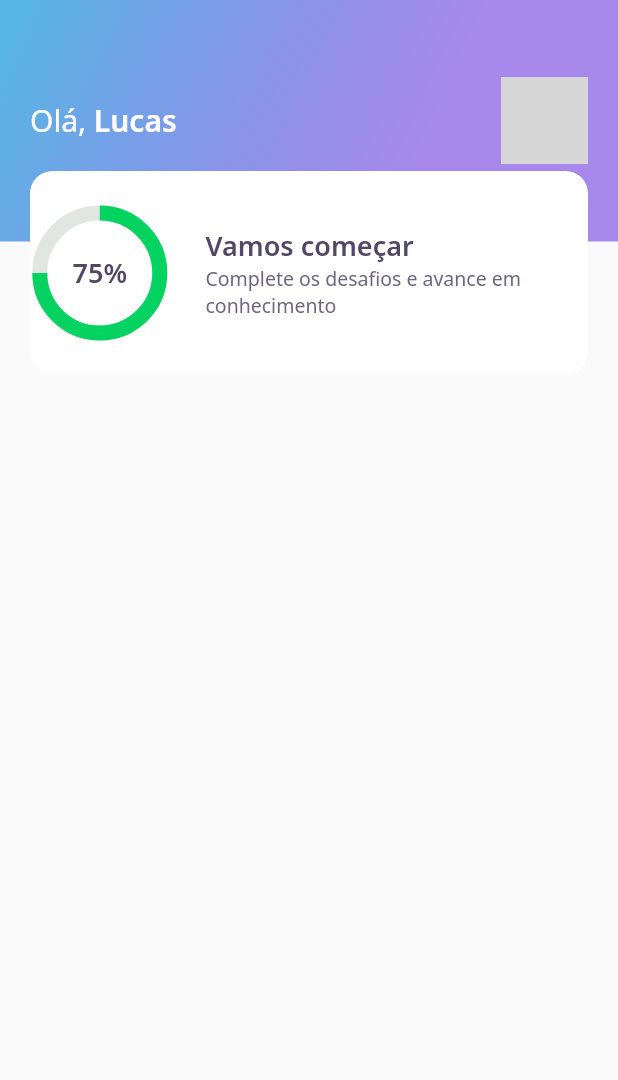
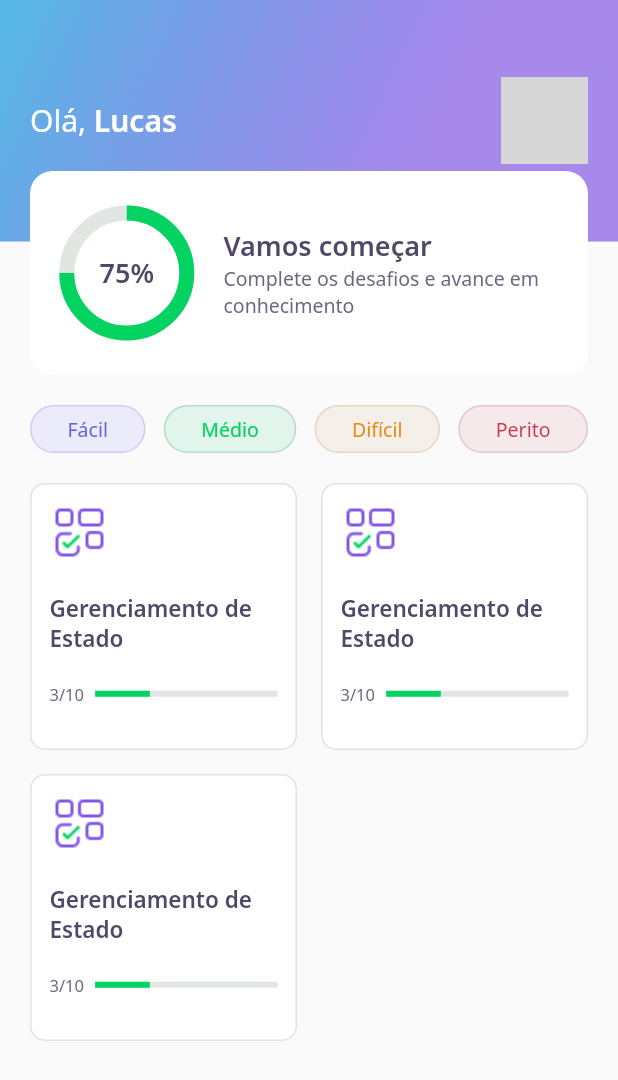
Before and after one commit to fell-lucas/nlw_5_flutter, a Flutter app: the screen it shows after launch, on a phone screen of 412 x 824 dp. Shown: the top 1080 px of the screen. Run offline on Flutter 3.47's test engine with Material 2 defaults, Android fonts, the phone set to English and light mode, and no system bars; our stand-ins replace google_fonts; network calls fail; grey boxes are pictures that could not be loaded.

Commit message:
level button, quiz card

```diff
--- a/lib/home/home_page.dart
+++ b/lib/home/home_page.dart
@@ -1,8 +1,10 @@
 import 'package:flutter/material.dart';
 import 'package:nlw_5_flutter/home/widgets/appbar/app_bar_widget.dart';
+import 'package:nlw_5_flutter/home/widgets/level_button/level_button_widget.dart';
+import 'package:nlw_5_flutter/home/widgets/quiz_card/quiz_card_widget.dart';
 
 class HomePage extends StatefulWidget {
-  HomePage({Key? key}): super(key: key);
+  HomePage({Key? key}) : super(key: key);
 
   @override
   _HomePageState createState() => _HomePageState();
@@ -13,6 +15,36 @@
   Widget build(BuildContext context) {
     return Scaffold(
       appBar: AppBarWidget(),
+      body: Padding(
+        padding: const EdgeInsets.symmetric(horizontal: 20),
+        child: Column(
+          children: [
+            SizedBox(height: 20),
+            Row(
+              mainAxisAlignment: MainAxisAlignment.spaceBetween,
+              children: [
+                LevelButtonWidget(label: "Fácil"),
+                LevelButtonWidget(label: "Médio"),
+                LevelButtonWidget(label: "Difícil"),
+                LevelButtonWidget(label: "Perito"),
+              ],
+            ),
+            SizedBox(height: 20),
+            Expanded(
+              child: GridView.count(
+                crossAxisSpacing: 16,
+                mainAxisSpacing: 16,
+                crossAxisCount: 2,
+                children: [
+                  QuizCardWidget(),
+                  QuizCardWidget(),
+                  QuizCardWidget(),
+                ],
+              ),
+            ),
+          ],
+        ),
+      ),
     );
   }
 }
--- /dev/null
+++ b/lib/home/widgets/level_button/level_button_widget.dart
@@ -0,0 +1,55 @@
+import 'package:flutter/material.dart';
+import 'package:google_fonts/google_fonts.dart';
+import 'package:nlw_5_flutter/core/app_colors.dart';
+import 'package:nlw_5_flutter/core/core.dart';
+
+class LevelButtonWidget extends StatelessWidget {
+  final String label;
+
+  LevelButtonWidget({
+    Key? key,
+    required this.label,
+  })   : assert(['Fácil', 'Médio', 'Difícil', 'Perito'].contains(label)),
+        super(key: key);
+
+  final config = {
+    "Fácil": {
+      "color": AppColors.levelButtonFacil,
+      "borderColor": AppColors.levelButtonBorderFacil,
+      "fontColor": AppColors.levelButtonTextFacil,
+    },
+    "Médio": {
+      "color": AppColors.levelButtonMedio,
+      "borderColor": AppColors.levelButtonBorderMedio,
+      "fontColor": AppColors.levelButtonTextMedio,
+    },
+    "Difícil": {
+      "color": AppColors.levelButtonDificil,
+      "borderColor": AppColors.levelButtonBorderDificil,
+      "fontColor": AppColors.levelButtonTextDificil,
+    },
+    "Perito": {
+      "color": AppColors.levelButtonPerito,
+      "borderColor": AppColors.levelButtonBorderPerito,
+      "fontColor": AppColors.levelButtonTextPerito,
+    },
+  };
+
+  Color get color => config[label]!["color"]!;
+  Color get borderColor => config[label]!["borderColor"]!;
+  Color get fontColor => config[label]!["fontColor"]!;
+
+  @override
+  Widget build(BuildContext context) {
+    return Container(
+        decoration: BoxDecoration(
+            color: color,
+            border: Border.fromBorderSide(BorderSide(color: borderColor)),
+            borderRadius: BorderRadius.circular(28)),
+        child: Padding(
+          padding: const EdgeInsets.symmetric(horizontal: 24, vertical: 6),
+          child: Text(label,
+              style: GoogleFonts.notoSans(color: fontColor, fontSize: 13)),
+        ));
+  }
+}
--- /dev/null
+++ b/lib/home/widgets/quiz_card/quiz_card_widget.dart
@@ -0,0 +1,48 @@
+import 'package:flutter/material.dart';
+import 'package:nlw_5_flutter/core/app_colors.dart';
+import 'package:nlw_5_flutter/core/core.dart';
+
+class QuizCardWidget extends StatelessWidget {
+  const QuizCardWidget({Key? key}) : super(key: key);
+
+  @override
+  Widget build(BuildContext context) {
+    return Container(
+      padding: EdgeInsets.all(12),
+      decoration: BoxDecoration(
+        border: Border.fromBorderSide(BorderSide(color: AppColors.border)),
+        color: AppColors.white,
+        borderRadius: BorderRadius.circular(10),
+      ),
+      child: Column(
+        crossAxisAlignment: CrossAxisAlignment.start,
+        children: [
+          Container(
+            height: 40,
+            width: 40,
+            child: Image.asset(AppImages.blocks),
+          ),
+          SizedBox(height: 20),
+          Text("Gerenciamento de Estado", style: AppTextStyles.heading15),
+          SizedBox(height: 20),
+          Row(children: [
+            Expanded(
+              flex: 1,
+              child: Text("3/10", style: AppTextStyles.body11),
+            ),
+            Expanded(
+              flex: 4,
+              child: LinearProgressIndicator(
+                value: 0.3,
+                backgroundColor: AppColors.chartSecondary,
+                valueColor: AlwaysStoppedAnimation<Color>(
+                  AppColors.chartPrimary,
+                ),
+              ),
+            ),
+          ])
+        ],
+      ),
+    );
+  }
+}
--- a/lib/home/widgets/score_card/score_card_widget.dart
+++ b/lib/home/widgets/score_card/score_card_widget.dart
@@ -16,6 +16,8 @@
           color: AppColors.white,
           borderRadius: BorderRadius.circular(15)
         ),
+        child: Padding(
+          padding: const EdgeInsets.symmetric(horizontal: 24),
           child: Row(
             crossAxisAlignment: CrossAxisAlignment.center,
             children: [
@@ -44,6 +46,7 @@
             ],
           ),
         ),
+      ),
     );
   }
 }
```
Lines whose indentation alone changed are shown as unchanged.
